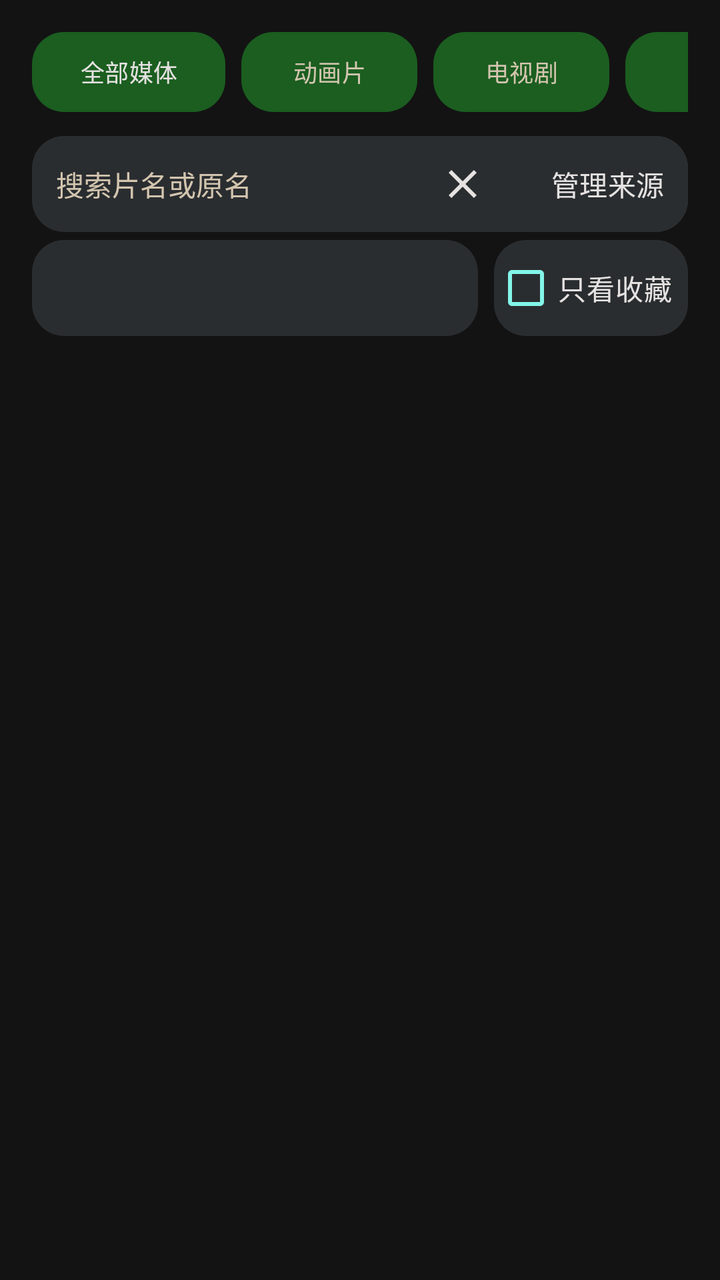
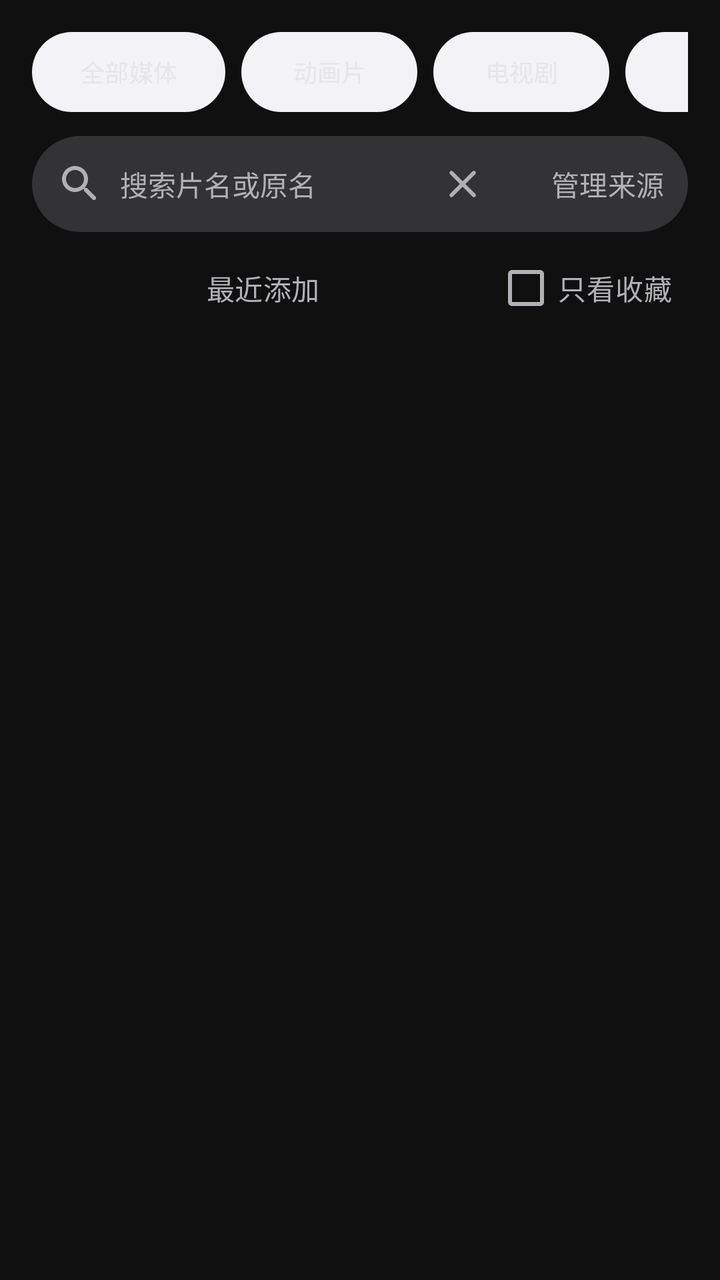

The first picture is an Android layout as it rendered before a commit; the second is the same layout after the commit. The layout source and the unified diff follow.
<!-- AndroidManifest.xml: another module's application theme Theme.YuanBaoTv -->
<!-- res/layout/activity_media_library.xml -->
<?xml version="1.0" encoding="utf-8"?>
<androidx.constraintlayout.widget.ConstraintLayout xmlns:android="http://schemas.android.com/apk/res/android"
    xmlns:app="http://schemas.android.com/apk/res-auto"
    android:layout_width="match_parent"
    android:layout_height="match_parent"
    android:background="@color/tv_bg_dark"
    android:paddingStart="@dimen/feature_res_spacing_medium"
    android:paddingTop="12dp"
    android:paddingEnd="@dimen/feature_res_spacing_medium">

    <TextView android:id="@+id/tv_library_title" android:layout_width="0dp" android:layout_height="0dp" android:visibility="gone" />

    <HorizontalScrollView
        android:id="@+id/layout_filter_scroll"
        android:layout_width="0dp"
        android:layout_height="@dimen/phone_library_filter_height"
        android:layout_marginTop="4dp"
        android:scrollbars="none"
        app:layout_constraintEnd_toEndOf="parent"
        app:layout_constraintStart_toStartOf="parent"
        app:layout_constraintTop_toTopOf="parent">
        <LinearLayout android:id="@+id/ll_filter_tabs" android:layout_width="wrap_content" android:layout_height="match_parent" android:orientation="horizontal">
            <Button android:id="@+id/btn_filter_all" android:layout_width="wrap_content" android:layout_height="@dimen/phone_library_filter_button_height" android:background="@drawable/bg_tv_button_focus" android:backgroundTint="@null" android:text="@string/nav_all_media" android:textColor="@color/tv_control_text" android:textSize="@dimen/ui_text_caption" />
            <Button android:id="@+id/btn_filter_cartoon" android:layout_width="wrap_content" android:layout_height="@dimen/phone_library_filter_button_height" android:layout_marginStart="@dimen/feature_res_spacing_small" android:background="@drawable/bg_tv_button_focus" android:backgroundTint="@null" android:text="@string/nav_cartoon" android:textColor="@color/tv_text_secondary" android:textSize="@dimen/ui_text_caption" />
            <Button android:id="@+id/btn_filter_tv" android:layout_width="wrap_content" android:layout_height="@dimen/phone_library_filter_button_height" android:layout_marginStart="@dimen/feature_res_spacing_small" android:background="@drawable/bg_tv_button_focus" android:backgroundTint="@null" android:text="@string/nav_tv" android:textColor="@color/tv_text_secondary" android:textSize="@dimen/ui_text_caption" />
            <Button android:id="@+id/btn_filter_movie" android:layout_width="wrap_content" android:layout_height="@dimen/phone_library_filter_button_height" android:layout_marginStart="@dimen/feature_res_spacing_small" android:background="@drawable/bg_tv_button_focus" android:backgroundTint="@null" android:text="@string/nav_movie" android:textColor="@color/tv_text_secondary" android:textSize="@dimen/ui_text_caption" />
        </LinearLayout>
    </HorizontalScrollView>

    <include
        android:id="@+id/library_tools"
        layout="@layout/layout_library_tools"
        android:layout_width="0dp"
        android:layout_height="wrap_content"
        android:layout_marginTop="@dimen/feature_res_spacing_small"
        app:layout_constraintStart_toStartOf="parent"
        app:layout_constraintEnd_toEndOf="parent"
        app:layout_constraintTop_toBottomOf="@id/layout_filter_scroll" />

    <androidx.recyclerview.widget.RecyclerView
        android:id="@+id/rv_media_grid"
        android:layout_width="0dp"
        android:layout_height="0dp"
        android:layout_marginTop="@dimen/phone_library_grid_top_margin"
        android:clipToPadding="false"
        android:paddingBottom="@dimen/feature_res_spacing_medium"
        android:scrollbars="none"
        app:layoutManager="androidx.recyclerview.widget.GridLayoutManager"
        app:layout_constraintBottom_toBottomOf="parent"
        app:layout_constraintEnd_toEndOf="parent"
        app:layout_constraintStart_toStartOf="parent"
        app:layout_constraintTop_toBottomOf="@id/library_tools"
        app:spanCount="3" />

    <LinearLayout
        android:id="@+id/layout_empty_library"
        android:layout_width="0dp"
        android:layout_height="wrap_content"
        android:layout_marginHorizontal="@dimen/feature_res_spacing_large"
        android:gravity="center"
        android:orientation="vertical"
        android:visibility="gone"
        app:layout_constraintBottom_toBottomOf="parent"
        app:layout_constraintEnd_toEndOf="parent"
        app:layout_constraintStart_toStartOf="parent"
        app:layout_constraintTop_toBottomOf="@id/library_tools">

        <ProgressBar
            android:id="@+id/progress_library"
            android:layout_width="40dp"
            android:layout_height="40dp"
            android:indeterminateTint="@color/tv_accent_cyan" />

        <ImageView
            android:id="@+id/iv_empty_library"
            android:layout_width="72dp"
            android:layout_height="72dp"
            android:importantForAccessibility="no" android:scaleType="centerInside" android:padding="@dimen/feature_res_spacing_medium" android:background="@drawable/bg_glass_card"
            android:src="@drawable/ic_tv_library" />

        <TextView
            android:id="@+id/tv_empty_library_title"
            android:layout_width="wrap_content"
            android:layout_height="wrap_content"
            android:layout_marginTop="14dp"
            android:text="@string/library_empty_title"
            android:textColor="@color/tv_text_primary"
            android:textSize="@dimen/ui_text_section"
            android:textStyle="bold" />

        <TextView
            android:id="@+id/tv_empty_library"
            android:layout_width="match_parent"
            android:layout_height="wrap_content"
            android:layout_marginTop="6dp"
            android:gravity="center"
            android:maxLines="3"
            android:text="@string/library_empty_message"
            android:textColor="@color/tv_text_secondary"
            android:textSize="@dimen/ui_text_body" />

        <Button
            android:id="@+id/btn_empty_library_action"
            android:layout_width="wrap_content"
            android:layout_height="48dp"
            android:layout_marginTop="@dimen/feature_res_spacing_medium"
            android:background="@drawable/bg_hero_play_btn"
            android:backgroundTint="@null"
            android:minWidth="128dp"
            android:text="@string/btn_add_nas"
            android:textColor="@color/tv_control_text" />
    </LinearLayout>
</androidx.constraintlayout.widget.ConstraintLayout>
<!-- res/layout/layout_library_tools.xml (included above) -->
<?xml version="1.0" encoding="utf-8"?>
<LinearLayout xmlns:android="http://schemas.android.com/apk/res/android"
    android:layout_width="match_parent"
    android:layout_height="wrap_content"
    android:orientation="vertical">

    <LinearLayout
        android:layout_width="match_parent"
        android:layout_height="48dp"
        android:background="@drawable/bg_tv_button_focus"
        android:gravity="center_vertical"
        android:orientation="horizontal">
        <EditText
            android:id="@+id/et_library_search"
            android:layout_width="0dp"
            android:layout_height="match_parent"
            android:layout_weight="1"
            android:background="@null"
            android:hint="@string/library_search_hint"
            android:imeOptions="actionSearch"
            android:inputType="text"
            android:maxLength="120"
            android:paddingHorizontal="12dp"
            android:singleLine="true"
            android:textColor="@color/tv_text_primary"
            android:textColorHint="@color/tv_text_secondary"
            android:textSize="@dimen/ui_text_body" />
        <ImageButton
            android:id="@+id/btn_clear_library_search"
            android:layout_width="48dp"
            android:layout_height="48dp"
            android:background="@drawable/bg_tv_button_focus"
            android:contentDescription="@string/library_clear_search"
            android:padding="12dp"
            android:src="@drawable/ic_tv_close"
            android:tint="@color/tv_text_primary" />
        <Button android:id="@+id/btn_library_sources" android:layout_width="wrap_content" android:layout_height="48dp" android:minHeight="@dimen/ui_action_min_height" android:minWidth="0dp" android:layout_marginStart="@dimen/feature_res_spacing_small" android:paddingHorizontal="12dp" android:backgroundTint="@null" android:background="@drawable/bg_tv_button_focus" android:text="@string/library_manage_sources" android:textColor="@color/tv_control_text" android:textSize="@dimen/ui_text_body" />
    </LinearLayout>

    <LinearLayout
        android:layout_width="match_parent"
        android:layout_height="48dp"
        android:layout_marginTop="4dp"
        android:gravity="center_vertical"
        android:orientation="horizontal">
        <Spinner
            android:id="@+id/spinner_library_sort"
            android:layout_width="0dp"
            android:layout_height="48dp"
            android:layout_weight="1"
            android:background="@drawable/bg_tv_button_focus"
            android:contentDescription="@string/library_sort"
            android:paddingHorizontal="@dimen/feature_res_spacing_small"
            android:popupBackground="@color/tv_bg_dark"
            android:spinnerMode="dropdown" />
        <CheckBox
            android:id="@+id/check_library_favorites"
            android:layout_width="wrap_content"
            android:layout_height="48dp"
            android:layout_marginStart="@dimen/feature_res_spacing_small"
            android:background="@drawable/bg_tv_button_focus"
            android:buttonTint="@color/tv_accent_cyan"
            android:maxLines="1"
            android:paddingEnd="@dimen/feature_res_spacing_small"
            android:text="@string/library_favorites_only"
            android:textColor="@color/tv_text_primary"
            android:textSize="@dimen/ui_text_body" />
    </LinearLayout>

</LinearLayout>
<!-- resources referenced by this layout -->
<resources>
  <color name="tv_accent_cyan">#84F5E8</color>
  <color name="tv_bg_dark">#131313</color>
  <color name="tv_text_primary">#E5E2E1</color>
  <color name="tv_text_secondary">#D3C5AF</color>
  <!-- drawable bg_glass_card (drawable) -->
  <?xml version="1.0" encoding="utf-8"?>
  <shape xmlns:android="http://schemas.android.com/apk/res/android"
      android:shape="rectangle">
      <solid android:color="@color/tv_bg_glass" />
      <stroke android:width="1dp" android:color="#26FFFFFF" />
      <corners android:radius="14dp" />
  </shape>
  <!-- drawable bg_hero_play_btn (drawable) -->
  <?xml version="1.0" encoding="utf-8"?>
  <selector xmlns:android="http://schemas.android.com/apk/res/android">
      <item android:state_enabled="false"><shape android:shape="rectangle"><solid android:color="@color/tv_action_disabled"/><corners android:radius="16dp"/></shape></item>
      <item android:state_focused="true"><shape android:shape="rectangle"><solid android:color="@color/tv_action_focused"/><corners android:radius="16dp"/><stroke android:width="2dp" android:color="@color/tv_focus_ring"/></shape></item>
      <item android:state_pressed="true"><shape android:shape="rectangle"><solid android:color="@color/tv_action_pressed"/><corners android:radius="16dp"/></shape></item>
      <item ><shape android:shape="rectangle"><solid android:color="@color/tv_action_surface"/><corners android:radius="16dp"/></shape></item>
  </selector>
  <!-- drawable bg_tv_button_focus (drawable) -->
  <?xml version="1.0" encoding="utf-8"?>
  <selector xmlns:android="http://schemas.android.com/apk/res/android">
      <item android:state_enabled="false"><shape android:shape="rectangle"><solid android:color="@color/tv_control_disabled"/><corners android:radius="16dp"/></shape></item>
      <item android:state_focused="true"><shape android:shape="rectangle"><solid android:color="@color/tv_control_focused"/><corners android:radius="16dp"/><stroke android:width="2dp" android:color="@color/tv_focus_ring"/></shape></item>
      <item android:state_pressed="true"><shape android:shape="rectangle"><solid android:color="@color/tv_control_focused"/><corners android:radius="16dp"/></shape></item>
      <item android:state_selected="true"><shape android:shape="rectangle"><solid android:color="@color/tv_nav_selected"/><corners android:radius="16dp"/></shape></item>
      <item ><shape android:shape="rectangle"><solid android:color="@color/tv_control_surface"/><corners android:radius="16dp"/></shape></item>
  </selector>
  <!-- drawable ic_tv_close (drawable) -->
  <?xml version="1.0" encoding="utf-8"?>
  <vector xmlns:android="http://schemas.android.com/apk/res/android" android:width="24dp" android:height="24dp" android:viewportWidth="24" android:viewportHeight="24">
      <path android:fillColor="@color/tv_text_primary" android:pathData="M19 6.41L17.59 5 12 10.59 6.41 5 5 6.41 10.59 12 5 17.59 6.41 19 12 13.41 17.59 19 19 17.59 13.41 12z" />
  </vector>
  <!-- drawable ic_tv_library (drawable) -->
  <?xml version="1.0" encoding="utf-8"?>
  <vector xmlns:android="http://schemas.android.com/apk/res/android" android:width="24dp" android:height="24dp" android:viewportWidth="24" android:viewportHeight="24">
      <path android:fillColor="@color/tv_text_primary" android:pathData="M4 6H2v14c0 1.1.9 2 2 2h14v-2H4V6zm16-4H8c-1.1 0-2 .9-2 2v12c0 1.1.9 2 2 2h12c1.1 0 2-.9 2-2V4c0-1.1-.9-2-2-2zm-8 12.5v-9l6 4.5-6 4.5z" />
  </vector>
  <string name="library_sort">排序</string>
  <style name="Theme.YuanBaoTv" parent="Theme.Material3.DayNight.NoActionBar">
          <item name="colorPrimary">@color/primary</item>
          <item name="colorOnPrimary">@color/on_primary</item>
          <item name="android:statusBarColor">@android:color/transparent</item>
          <item name="android:navigationBarColor">@android:color/transparent</item>
          <item name="android:windowLightStatusBar">false</item>
          <item name="buttonStyle">@style/Widget.YuanBaoTv.Button</item>
      </style>
  <color name="tv_bg_glass">#331E293B</color>
  <color name="tv_action_disabled">#283C39</color>
  <color name="tv_action_focused">#087B6B</color>
  <color name="tv_focus_ring">#84F5E8</color>
  <color name="tv_action_pressed">#045044</color>
  <color name="tv_action_surface">#066357</color>
  <color name="tv_control_disabled">#202526</color>
  <color name="tv_control_focused">#344B48</color>
  <color name="tv_nav_selected">#25443F</color>
  <color name="tv_control_surface">#2A2D30</color>
  <color name="primary">#1B5E20</color>
  <color name="on_primary">#FFFFFF</color>
  <style name="Widget.YuanBaoTv.Button" parent="Widget.AppCompat.Button">
          <item name="android:backgroundTint">@null</item>
          <item name="backgroundTint">@null</item>
          <item name="android:textAllCaps">false</item>
      </style>
  <!-- unchanged entries left out for length: 21 -->
</resources>

<!-- the commit's change to res/layout/activity_media_library.xml (unified diff, before → after) -->
@@ -20,10 +20,10 @@
         app:layout_constraintStart_toStartOf="parent"
         app:layout_constraintTop_toTopOf="parent">
         <LinearLayout android:id="@+id/ll_filter_tabs" android:layout_width="wrap_content" android:layout_height="match_parent" android:orientation="horizontal">
-            <Button android:id="@+id/btn_filter_all" android:layout_width="wrap_content" android:layout_height="@dimen/phone_library_filter_button_height" android:background="@drawable/bg_tv_button_focus" android:backgroundTint="@null" android:text="@string/nav_all_media" android:textColor="@color/tv_control_text" android:textSize="@dimen/ui_text_caption" />
-            <Button android:id="@+id/btn_filter_cartoon" android:layout_width="wrap_content" android:layout_height="@dimen/phone_library_filter_button_height" android:layout_marginStart="@dimen/feature_res_spacing_small" android:background="@drawable/bg_tv_button_focus" android:backgroundTint="@null" android:text="@string/nav_cartoon" android:textColor="@color/tv_text_secondary" android:textSize="@dimen/ui_text_caption" />
-            <Button android:id="@+id/btn_filter_tv" android:layout_width="wrap_content" android:layout_height="@dimen/phone_library_filter_button_height" android:layout_marginStart="@dimen/feature_res_spacing_small" android:background="@drawable/bg_tv_button_focus" android:backgroundTint="@null" android:text="@string/nav_tv" android:textColor="@color/tv_text_secondary" android:textSize="@dimen/ui_text_caption" />
-            <Button android:id="@+id/btn_filter_movie" android:layout_width="wrap_content" android:layout_height="@dimen/phone_library_filter_button_height" android:layout_marginStart="@dimen/feature_res_spacing_small" android:background="@drawable/bg_tv_button_focus" android:backgroundTint="@null" android:text="@string/nav_movie" android:textColor="@color/tv_text_secondary" android:textSize="@dimen/ui_text_caption" />
+            <Button android:id="@+id/btn_filter_all" android:layout_width="wrap_content" android:layout_height="@dimen/phone_library_filter_button_height" android:background="@drawable/bg_tv_button_focus" android:backgroundTint="@null" android:text="@string/nav_all_media" android:textColor="@color/tv_button_text" android:textSize="@dimen/ui_text_caption" />
+            <Button android:id="@+id/btn_filter_cartoon" android:layout_width="wrap_content" android:layout_height="@dimen/phone_library_filter_button_height" android:layout_marginStart="@dimen/feature_res_spacing_small" android:background="@drawable/bg_tv_button_focus" android:backgroundTint="@null" android:text="@string/nav_cartoon" android:textColor="@color/tv_button_text" android:textSize="@dimen/ui_text_caption" />
+            <Button android:id="@+id/btn_filter_tv" android:layout_width="wrap_content" android:layout_height="@dimen/phone_library_filter_button_height" android:layout_marginStart="@dimen/feature_res_spacing_small" android:background="@drawable/bg_tv_button_focus" android:backgroundTint="@null" android:text="@string/nav_tv" android:textColor="@color/tv_button_text" android:textSize="@dimen/ui_text_caption" />
+            <Button android:id="@+id/btn_filter_movie" android:layout_width="wrap_content" android:layout_height="@dimen/phone_library_filter_button_height" android:layout_marginStart="@dimen/feature_res_spacing_small" android:background="@drawable/bg_tv_button_focus" android:backgroundTint="@null" android:text="@string/nav_movie" android:textColor="@color/tv_button_text" android:textSize="@dimen/ui_text_caption" />
         </LinearLayout>
     </HorizontalScrollView>
 
@@ -50,7 +50,7 @@
         app:layout_constraintEnd_toEndOf="parent"
         app:layout_constraintStart_toStartOf="parent"
         app:layout_constraintTop_toBottomOf="@id/library_tools"
-        app:spanCount="3" />
+        app:spanCount="3"  android:paddingTop="@dimen/ui_focus_padding" />
 
     <LinearLayout
         android:id="@+id/layout_empty_library"
@@ -108,7 +108,7 @@
             android:backgroundTint="@null"
             android:minWidth="128dp"
             android:text="@string/btn_add_nas"
-            android:textColor="@color/tv_control_text" />
+            android:textColor="@color/home_primary_text" />
     </LinearLayout>
 </androidx.constraintlayout.widget.ConstraintLayout>
 <!-- res/layout/layout_library_tools.xml (included above) -->
@@ -122,6 +122,7 @@
         android:layout_width="match_parent"
         android:layout_height="48dp"
         android:background="@drawable/bg_tv_button_focus"
+        android:addStatesFromChildren="true"
         android:gravity="center_vertical"
         android:orientation="horizontal">
         <EditText
@@ -130,6 +131,9 @@
             android:layout_height="match_parent"
             android:layout_weight="1"
             android:background="@null"
+            android:drawableStart="@drawable/ic_tv_search"
+            android:drawablePadding="8dp"
+            android:drawableTint="@color/tv_text_secondary"
             android:hint="@string/library_search_hint"
             android:imeOptions="actionSearch"
             android:inputType="text"
@@ -143,12 +147,12 @@
             android:id="@+id/btn_clear_library_search"
             android:layout_width="48dp"
             android:layout_height="48dp"
-            android:background="@drawable/bg_tv_button_focus"
+            android:background="@drawable/bg_tv_light_button"
             android:contentDescription="@string/library_clear_search"
             android:padding="12dp"
             android:src="@drawable/ic_tv_close"
-            android:tint="@color/tv_text_primary" />
-        <Button android:id="@+id/btn_library_sources" android:layout_width="wrap_content" android:layout_height="48dp" android:minHeight="@dimen/ui_action_min_height" android:minWidth="0dp" android:layout_marginStart="@dimen/feature_res_spacing_small" android:paddingHorizontal="12dp" android:backgroundTint="@null" android:background="@drawable/bg_tv_button_focus" android:text="@string/library_manage_sources" android:textColor="@color/tv_control_text" android:textSize="@dimen/ui_text_body" />
+            android:tint="@color/tv_navigation_text" />
+        <Button android:id="@+id/btn_library_sources" android:layout_width="wrap_content" android:layout_height="48dp" android:minHeight="@dimen/ui_action_min_height" android:minWidth="0dp" android:layout_marginStart="@dimen/feature_res_spacing_small" android:paddingHorizontal="12dp" android:backgroundTint="@null" android:background="@drawable/bg_tv_light_button" android:text="@string/library_manage_sources" android:textColor="@color/tv_navigation_text" android:textSize="@dimen/ui_text_body" />
     </LinearLayout>
 
     <LinearLayout
@@ -157,27 +161,34 @@
         android:layout_marginTop="4dp"
         android:gravity="center_vertical"
         android:orientation="horizontal">
-        <Spinner
-            android:id="@+id/spinner_library_sort"
-            android:layout_width="0dp"
-            android:layout_height="48dp"
-            android:layout_weight="1"
-            android:background="@drawable/bg_tv_button_focus"
-            android:contentDescription="@string/library_sort"
-            android:paddingHorizontal="@dimen/feature_res_spacing_small"
-            android:popupBackground="@color/tv_bg_dark"
-            android:spinnerMode="dropdown" />
+            <Button
+        android:id="@+id/btn_library_sort" android:nextFocusUp="@id/btn_filter_all"
+        android:layout_width="0dp"
+        android:layout_height="48dp"
+        android:layout_marginStart="@dimen/feature_res_spacing_small"
+        android:layout_weight="1"
+        android:background="@drawable/bg_tv_light_button"
+        android:backgroundTint="@null"
+        android:text="@string/library_sort_recent"
+        android:textColor="@color/tv_navigation_text"
+        android:textSize="@dimen/ui_text_body" />
+
+    <Spinner
+        android:id="@+id/spinner_library_sort"
+        android:layout_width="0dp"
+        android:layout_height="0dp"
+        android:visibility="gone" />
         <CheckBox
             android:id="@+id/check_library_favorites"
             android:layout_width="wrap_content"
             android:layout_height="48dp"
             android:layout_marginStart="@dimen/feature_res_spacing_small"
-            android:background="@drawable/bg_tv_button_focus"
-            android:buttonTint="@color/tv_accent_cyan"
+            android:background="@drawable/bg_tv_light_button"
+            android:buttonTint="@color/tv_navigation_text"
             android:maxLines="1"
             android:paddingEnd="@dimen/feature_res_spacing_small"
             android:text="@string/library_favorites_only"
-            android:textColor="@color/tv_text_primary"
+            android:textColor="@color/tv_navigation_text"
             android:textSize="@dimen/ui_text_body" />
     </LinearLayout>
 
<!-- resource entries referenced after the edit -->
@@ -1,70 +1,77 @@
 <!-- resources referenced by this layout -->
 <resources>
-  <color name="tv_accent_cyan">#84F5E8</color>
-  <color name="tv_bg_dark">#131313</color>
-  <color name="tv_text_primary">#E5E2E1</color>
-  <color name="tv_text_secondary">#D3C5AF</color>
+  <color name="tv_accent_cyan">#F2F2F7</color>
+  <color name="tv_bg_dark">#101010</color>
+  <color name="tv_text_primary">#F5F5F7</color>
+  <color name="tv_text_secondary">#B0B0B6</color>
+  <dimen name="ui_focus_padding">8dp</dimen>
   <!-- drawable bg_glass_card (drawable) -->
   <?xml version="1.0" encoding="utf-8"?>
   <shape xmlns:android="http://schemas.android.com/apk/res/android"
       android:shape="rectangle">
       <solid android:color="@color/tv_bg_glass" />
-      <stroke android:width="1dp" android:color="#26FFFFFF" />
       <corners android:radius="14dp" />
   </shape>
   <!-- drawable bg_hero_play_btn (drawable) -->
-  <?xml version="1.0" encoding="utf-8"?>
-  <selector xmlns:android="http://schemas.android.com/apk/res/android">
-      <item android:state_enabled="false"><shape android:shape="rectangle"><solid android:color="@color/tv_action_disabled"/><corners android:radius="16dp"/></shape></item>
-      <item android:state_focused="true"><shape android:shape="rectangle"><solid android:color="@color/tv_action_focused"/><corners android:radius="16dp"/><stroke android:width="2dp" android:color="@color/tv_focus_ring"/></shape></item>
-      <item android:state_pressed="true"><shape android:shape="rectangle"><solid android:color="@color/tv_action_pressed"/><corners android:radius="16dp"/></shape></item>
-      <item ><shape android:shape="rectangle"><solid android:color="@color/tv_action_surface"/><corners android:radius="16dp"/></shape></item>
-  </selector>
-  <!-- drawable bg_tv_button_focus (drawable) -->
-  <?xml version="1.0" encoding="utf-8"?>
-  <selector xmlns:android="http://schemas.android.com/apk/res/android">
-      <item android:state_enabled="false"><shape android:shape="rectangle"><solid android:color="@color/tv_control_disabled"/><corners android:radius="16dp"/></shape></item>
-      <item android:state_focused="true"><shape android:shape="rectangle"><solid android:color="@color/tv_control_focused"/><corners android:radius="16dp"/><stroke android:width="2dp" android:color="@color/tv_focus_ring"/></shape></item>
-      <item android:state_pressed="true"><shape android:shape="rectangle"><solid android:color="@color/tv_control_focused"/><corners android:radius="16dp"/></shape></item>
-      <item android:state_selected="true"><shape android:shape="rectangle"><solid android:color="@color/tv_nav_selected"/><corners android:radius="16dp"/></shape></item>
-      <item ><shape android:shape="rectangle"><solid android:color="@color/tv_control_surface"/><corners android:radius="16dp"/></shape></item>
-  </selector>
+  <inset xmlns:android="http://schemas.android.com/apk/res/android" android:drawable="@drawable/bg_home_primary_button"/>
+  <!-- drawable bg_tv_button_focus: vector/xml drawable (drawable, 6630 chars, omitted) -->
+  <!-- drawable bg_tv_light_button (drawable) -->
+  <inset xmlns:android="http://schemas.android.com/apk/res/android" android:drawable="@drawable/bg_nav_link_active"/>
   <!-- drawable ic_tv_close (drawable) -->
-  <?xml version="1.0" encoding="utf-8"?>
   <vector xmlns:android="http://schemas.android.com/apk/res/android" android:width="24dp" android:height="24dp" android:viewportWidth="24" android:viewportHeight="24">
-      <path android:fillColor="@color/tv_text_primary" android:pathData="M19 6.41L17.59 5 12 10.59 6.41 5 5 6.41 10.59 12 5 17.59 6.41 19 12 13.41 17.59 19 19 17.59 13.41 12z" />
+      <path android:fillColor="@color/tv_text_primary" android:pathData="M18.3 5.71c-.39-.39-1.02-.39-1.41 0L12 10.59 7.11 5.7c-.39-.39-1.02-.39-1.41 0-.39.39-.39 1.02 0 1.41L10.59 12 5.7 16.89c-.39.39-.39 1.02 0 1.41.39.39 1.02.39 1.41 0L12 13.41l4.89 4.89c.39.39 1.02.39 1.41 0 .39-.39.39-1.02 0-1.41L13.41 12l4.89-4.89c.38-.38.38-1.02 0-1.4z"/>
   </vector>
   <!-- drawable ic_tv_library (drawable) -->
-  <?xml version="1.0" encoding="utf-8"?>
   <vector xmlns:android="http://schemas.android.com/apk/res/android" android:width="24dp" android:height="24dp" android:viewportWidth="24" android:viewportHeight="24">
-      <path android:fillColor="@color/tv_text_primary" android:pathData="M4 6H2v14c0 1.1.9 2 2 2h14v-2H4V6zm16-4H8c-1.1 0-2 .9-2 2v12c0 1.1.9 2 2 2h12c1.1 0 2-.9 2-2V4c0-1.1-.9-2-2-2zm-8 12.5v-9l6 4.5-6 4.5z" />
+      <path android:fillColor="@color/tv_text_primary" android:pathData="M3 6c-.55 0-1 .45-1 1v13c0 1.1.9 2 2 2h13c.55 0 1-.45 1-1s-.45-1-1-1H5c-.55 0-1-.45-1-1V7c0-.55-.45-1-1-1zm17-4H8c-1.1 0-2 .9-2 2v12c0 1.1.9 2 2 2h12c1.1 0 2-.9 2-2V4c0-1.1-.9-2-2-2zm-8 12.5v-9l5.47 4.1c.27.2.27.6 0 .8L12 14.5z"/>
   </vector>
-  <string name="library_sort">排序</string>
+  <!-- drawable ic_tv_search (drawable) -->
+  <vector xmlns:android="http://schemas.android.com/apk/res/android" android:width="24dp" android:height="24dp" android:viewportWidth="24" android:viewportHeight="24">
+      <path android:fillColor="@color/tv_text_primary" android:pathData="M15.5 14h-.79l-.28-.27c1.2-1.4 1.82-3.31 1.48-5.34-.47-2.78-2.79-5-5.59-5.34-4.23-.52-7.79 3.04-7.27 7.27.34 2.8 2.56 5.12 5.34 5.59 2.03.34 3.94-.28 5.34-1.48l.27.28v.79l4.25 4.25c.41.41 1.08.41 1.49 0 .41-.41.41-1.08 0-1.49L15.5 14zm-6 0C7.01 14 5 11.99 5 9.5S7.01 5 9.5 5 14 7.01 14 9.5 11.99 14 9.5 14z"/>
+  </vector>
+  <string name="library_sort_recent">最近添加</string>
   <style name="Theme.YuanBaoTv" parent="Theme.Material3.DayNight.NoActionBar">
           <item name="colorPrimary">@color/primary</item>
           <item name="colorOnPrimary">@color/on_primary</item>
+          <item name="colorSecondary">@color/tv_accent_gold</item>
+          <item name="colorSurface">@color/tv_bg_dark</item>
+          <item name="colorOnSurface">@color/tv_text_primary</item>
+          <item name="colorSurfaceVariant">@color/tv_bg_card</item>
+          <item name="colorOnSurfaceVariant">@color/tv_text_secondary</item>
           <item name="android:statusBarColor">@android:color/transparent</item>
           <item name="android:navigationBarColor">@android:color/transparent</item>
           <item name="android:windowLightStatusBar">false</item>
+          <item name="android:windowBackground">@color/tv_bg_dark</item>
           <item name="buttonStyle">@style/Widget.YuanBaoTv.Button</item>
       </style>
-  <color name="tv_bg_glass">#331E293B</color>
-  <color name="tv_action_disabled">#283C39</color>
-  <color name="tv_action_focused">#087B6B</color>
-  <color name="tv_focus_ring">#84F5E8</color>
-  <color name="tv_action_pressed">#045044</color>
-  <color name="tv_action_surface">#066357</color>
-  <color name="tv_control_disabled">#202526</color>
-  <color name="tv_control_focused">#344B48</color>
-  <color name="tv_nav_selected">#25443F</color>
-  <color name="tv_control_surface">#2A2D30</color>
-  <color name="primary">#1B5E20</color>
-  <color name="on_primary">#FFFFFF</color>
+  <color name="tv_bg_glass">#CC242426</color>
+  <!-- drawable bg_home_primary_button (drawable) -->
+  <ripple xmlns:android="http://schemas.android.com/apk/res/android" android:color="#22000000"><item><selector><item android:state_enabled="false"><layer-list><item android:left="5dp" android:top="5dp" android:right="5dp" android:bottom="5dp"><shape><solid android:color="@color/tv_primary_disabled"/><corners android:radius="19dp"/></shape></item></layer-list></item><item android:state_focused="true" android:state_pressed="true"><layer-list><item><shape><solid android:color="@android:color/transparent"/><corners android:radius="24dp"/><stroke android:width="3dp" android:color="@color/tv_focus_ring"/></shape></item><item android:left="5dp" android:top="5dp" android:right="5dp" android:bottom="5dp"><shape><solid android:color="@color/tv_primary_pressed"/><corners android:radius="19dp"/></shape></item></layer-list></item><item android:state_focused="true"><layer-list><item><shape><solid android:color="@android:color/transparent"/><corners android:radius="24dp"/><stroke android:width="3dp" android:color="@color/tv_focus_ring"/></shape></item><item android:left="5dp" android:top="5dp" android:right="5dp" android:bottom="5dp"><shape><solid android:color="@color/tv_primary_focused"/><corners android:radius="19dp"/></shape></item></layer-list></item><item android:state_pressed="true"><layer-list><item android:left="5dp" android:top="5dp" android:right="5dp" android:bottom="5dp"><shape><solid android:color="@color/tv_primary_pressed"/><corners android:radius="19dp"/></shape></item></layer-list></item><item ><layer-list><item android:left="5dp" android:top="5dp" android:right="5dp" android:bottom="5dp"><shape><solid android:color="@color/tv_primary_surface"/><corners android:radius="19dp"/></shape></item></layer-list></item></selector></item></ripple>
+  <!-- drawable bg_nav_link_active: vector/xml drawable (drawable, 6631 chars, omitted) -->
+  <color name="tv_focus_ring">#F5F5F7</color>
+  <color name="tv_primary_pressed">#D1D1D6</color>
+  <color name="tv_primary_focused">#FFFFFF</color>
+  <color name="tv_primary_surface">#F2F2F7</color>
+  <dimen name="ui_text_action">14sp</dimen>
+  <color name="primary">#F2F2F7</color>
+  <color name="on_primary">#171719</color>
+  <color name="tv_accent_gold">#B0B0B6</color>
+  <color name="tv_bg_card">#1C1C1E</color>
   <style name="Widget.YuanBaoTv.Button" parent="Widget.AppCompat.Button">
           <item name="android:backgroundTint">@null</item>
           <item name="backgroundTint">@null</item>
           <item name="android:textAllCaps">false</item>
+          <item name="android:minHeight">@dimen/ui_action_min_height</item>
+          <item name="android:paddingStart">20dp</item>
+          <item name="android:paddingEnd">20dp</item>
+          <item name="android:drawablePadding">8dp</item>
+          <item name="iconTint">@color/tv_button_text</item>
+          <item name="android:textColor">@color/tv_button_text</item>
+          <item name="android:textSize">@dimen/ui_text_action</item>
+          <item name="android:fontFamily">sans-serif-medium</item>
+          <item name="android:background">@drawable/bg_tv_button_focus</item>
       </style>
+  <color name="tv_primary_disabled">#414143</color>
   <!-- unchanged entries left out for length: 21 -->
 </resources>
 
